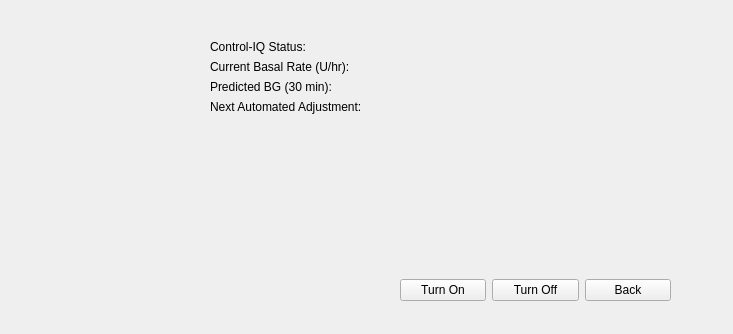
JunYYZ/comp3004, file app/ControlIQPage.ui: the form before one commit.
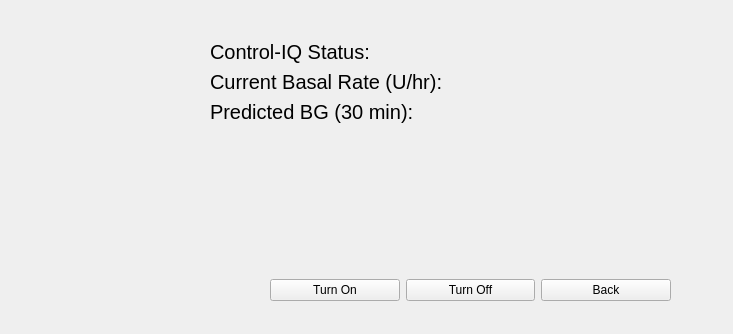
The form after the commit.

```diff
--- a/app/ControlIQPage.ui
+++ b/app/ControlIQPage.ui
@@ -25,55 +25,71 @@
    <layout class="QFormLayout" name="formLayout">
     <item row="0" column="0">
      <widget class="QLabel" name="lblIQ">
+      <property name="font">
+       <font>
+        <pointsize>15</pointsize>
+       </font>
+      </property>
       <property name="text">
        <string>Control-IQ Status:</string>
       </property>
      </widget>
     </item>
-    <item row="3" column="0">
-     <widget class="QLabel" name="lblNextAdjustment">
-      <property name="text">
-       <string>Next Automated Adjustment:</string>
+    <item row="0" column="1">
+     <widget class="QLabel" name="lblIQStatusVal">
+      <property name="font">
+       <font>
+        <pointsize>15</pointsize>
+       </font>
       </property>
-     </widget>
-    </item>
-    <item row="2" column="0">
-     <widget class="QLabel" name="lblPredictedBG">
       <property name="text">
-       <string>Predicted BG (30 min):</string>
+       <string/>
       </property>
      </widget>
     </item>
     <item row="1" column="0">
      <widget class="QLabel" name="lblCurrentBasal">
+      <property name="font">
+       <font>
+        <pointsize>15</pointsize>
+       </font>
+      </property>
       <property name="text">
        <string>Current Basal Rate (U/hr):</string>
       </property>
      </widget>
     </item>
-    <item row="0" column="1">
-     <widget class="QLabel" name="lblIQStatusVal">
-      <property name="text">
-       <string/>
-      </property>
-     </widget>
-    </item>
     <item row="1" column="1">
      <widget class="QLabel" name="lblCurrentBasalVal">
+      <property name="font">
+       <font>
+        <pointsize>15</pointsize>
+       </font>
+      </property>
       <property name="text">
        <string/>
       </property>
      </widget>
     </item>
+    <item row="2" column="0">
+     <widget class="QLabel" name="lblPredictedBG">
+      <property name="font">
+       <font>
+        <pointsize>15</pointsize>
+       </font>
+      </property>
+      <property name="text">
+       <string>Predicted BG (30 min):</string>
+      </property>
+     </widget>
+    </item>
     <item row="2" column="1">
      <widget class="QLabel" name="lblPredictedBGVal">
-      <property name="text">
-       <string/>
+      <property name="font">
+       <font>
+        <pointsize>15</pointsize>
+       </font>
       </property>
-     </widget>
-    </item>
-    <item row="3" column="1">
-     <widget class="QLabel" name="lblNextAdjustmentVal">
       <property name="text">
        <string/>
       </property>
@@ -84,9 +100,9 @@
   <widget class="QWidget" name="horizontalLayoutWidget">
    <property name="geometry">
     <rect>
-     <x>400</x>
+     <x>270</x>
      <y>270</y>
-     <width>271</width>
+     <width>401</width>
      <height>41</height>
     </rect>
    </property>
```
